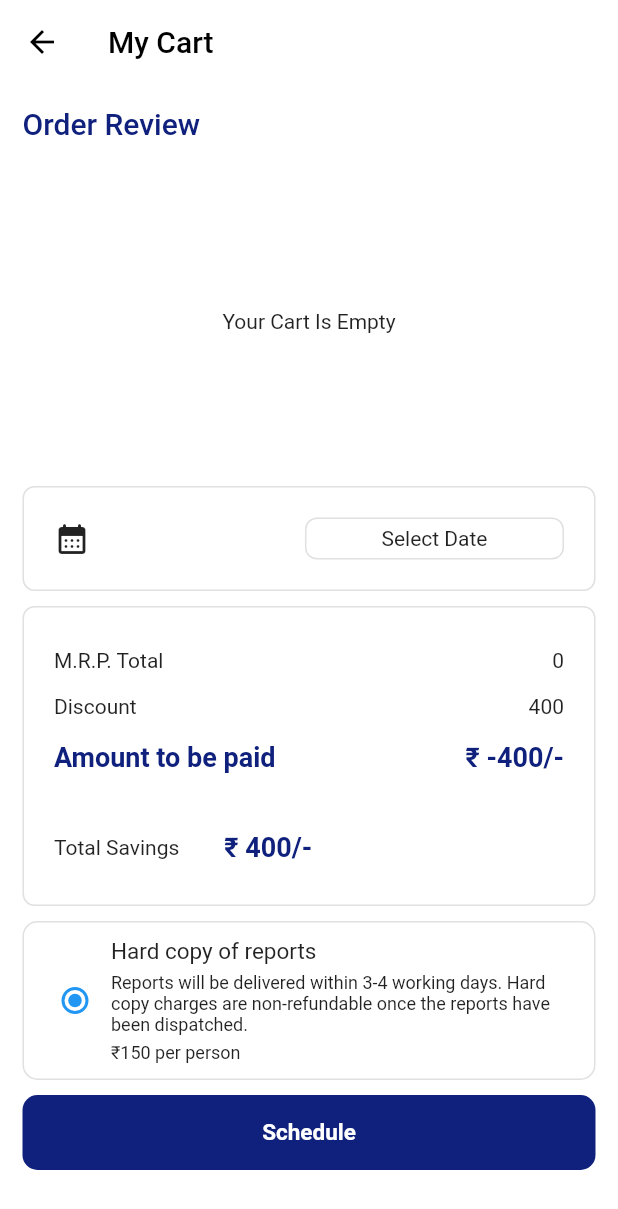
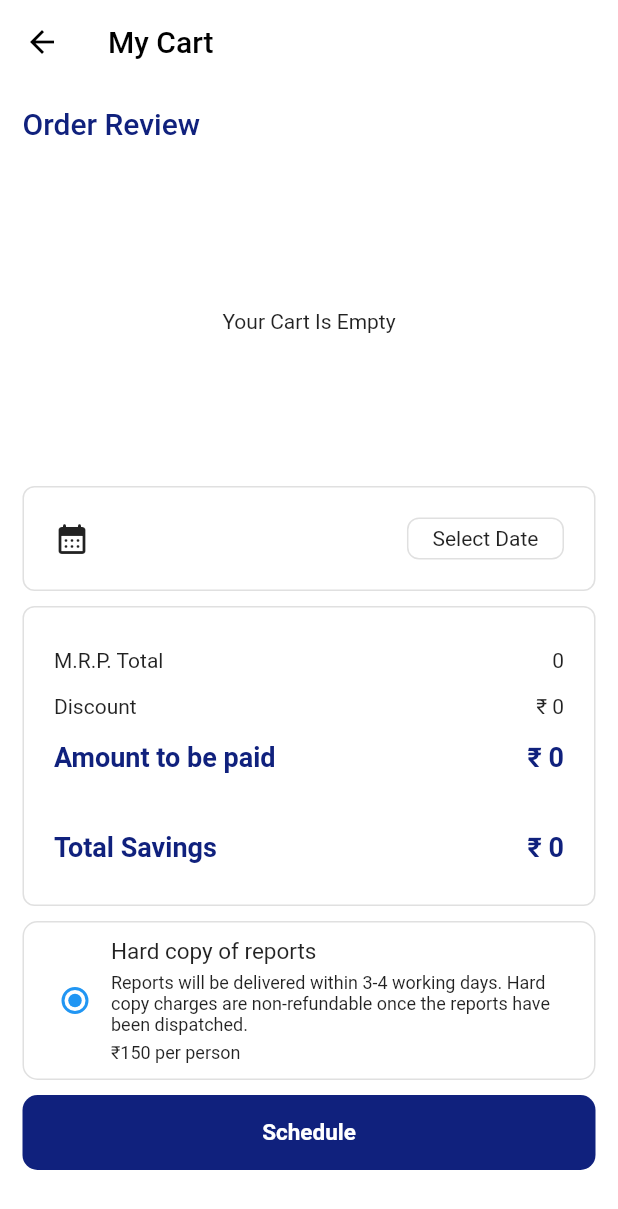
Before and after one commit to nishant-bhandigare/AlemenoInternship, a Flutter app: the screen it shows after launch, after a tap on the "shopping cart" icon, on a phone screen of 412 x 824 dp. Shown: the top 1209 px of the screen. Run offline on Flutter 3.47's test engine with Material 2 defaults, Android fonts, the phone set to English and light mode, and no system bars.

Commit message:
optimized code

```diff
--- a/lib/screens/home_screen.dart
+++ b/lib/screens/home_screen.dart
@@ -7,7 +7,7 @@ import 'package:alemeno/widgets/popular_package.dart';
 import 'package:flutter/material.dart';
 
 class HomeScreen extends StatefulWidget {
-  HomeScreen({super.key});
+  HomeScreen({Key? key}) : super(key: key);
 
   @override
   State<HomeScreen> createState() => _HomeScreenState();
@@ -15,6 +15,7 @@ class HomeScreen extends StatefulWidget {
 
 class _HomeScreenState extends State<HomeScreen> {
   List cartItems = [];
+
   void addToCart(Test item) {
     setState(() {
       cartItems.add(item);
@@ -26,12 +27,28 @@ class _HomeScreenState extends State<HomeScreen> {
   Widget build(BuildContext context) {
     return Scaffold(
       backgroundColor: Colors.white,
-      appBar: AppBar(
+      appBar: buildAppBar(),
+      body: SingleChildScrollView(
+        child: Column(
+          crossAxisAlignment: CrossAxisAlignment.start,
+          children: [
+            buildPopularTestsSection(),
+            buildPopularPackagesSection(),
+          ],
+        ),
+      ),
+    );
+  }
+
+  AppBar buildAppBar() {
+    return AppBar(
       backgroundColor: Colors.white,
       shadowColor: Colors.transparent,
       title: const Text(
         "Logo",
-          style: TextStyle(color: Colors.black,),
+        style: TextStyle(
+          color: Colors.black,
+        ),
         textAlign: TextAlign.center,
       ),
       actions: [
@@ -40,15 +57,18 @@ class _HomeScreenState extends State<HomeScreen> {
             Navigator.push(
               context,
               MaterialPageRoute(
-                    builder: (context) => MyCart(cartItems: cartItems)),
+                builder: (context) => MyCart(cartItems: cartItems),
+              ),
             );
           },
           icon: const Icon(Icons.shopping_cart, color: Colors.black),
         ),
       ],
-      ),
-      body: SingleChildScrollView(
-        child: Column(
+    );
+  }
+
+  Widget buildPopularTestsSection() {
+    return Column(
       crossAxisAlignment: CrossAxisAlignment.start,
       children: [
         Padding(
@@ -66,12 +86,24 @@ class _HomeScreenState extends State<HomeScreen> {
               ),
               TextButton(
                 onPressed: () {},
-                    child: const Text("View More", style: TextStyle(color: Color.fromRGBO(16, 33, 125, 1),decoration: TextDecoration.underline)),
-                  )
+                child: const Text(
+                  "View More",
+                  style: TextStyle(
+                    color: Color.fromRGBO(16, 33, 125, 1),
+                    decoration: TextDecoration.underline,
+                  ),
+                ),
+              ),
             ],
           ),
         ),
-            GridView(
+        buildPopularTestsGrid(),
+      ],
+    );
+  }
+
+  Widget buildPopularTestsGrid() {
+    return GridView(
       padding: const EdgeInsets.symmetric(vertical: 10, horizontal: 24),
       gridDelegate: const SliverGridDelegateWithFixedCrossAxisCount(
         crossAxisCount: 2,
@@ -81,14 +113,19 @@ class _HomeScreenState extends State<HomeScreen> {
       ),
       shrinkWrap: true,
       physics: const NeverScrollableScrollPhysics(),
-              children: [
-                for (final test in popularTests)
-                  GridItem(
+      children: popularTests.map((test) {
+        return GridItem(
           item: test,
           addToCart: addToCart,
-                  )
-              ],
-            ),
+        );
+      }).toList(),
+    );
+  }
+
+  Widget buildPopularPackagesSection() {
+    return Column(
+      crossAxisAlignment: CrossAxisAlignment.start,
+      children: [
         const Padding(
           padding: EdgeInsets.symmetric(vertical: 5, horizontal: 20),
           child: Text(
@@ -100,17 +137,22 @@ class _HomeScreenState extends State<HomeScreen> {
             ),
           ),
         ),
-            for (final package in popularPackages)
-              Center(
+        buildPopularPackages(),
+      ],
+    );
+  }
+
+  Widget buildPopularPackages() {
+    return Column(
+      children: popularPackages.map((package) {
+        return Center(
           child: PopularPackage(
             title: package.title,
             noTests: package.noTests,
             expense: package.expense,
           ),
-              ),
-          ],
-        ),
-      ),
+        );
+      }).toList(),
     );
   }
 }
--- a/lib/screens/my_cart.dart
+++ b/lib/screens/my_cart.dart
@@ -26,7 +26,7 @@ class _MyCartState extends State<MyCart> {
       updatedTotalExpense += test.newExpense;
     }
 
-    updatedTotalExpense -= discount;
+    // updatedTotalExpense -= discount;
 
     setState(() {
       totalExpense = updatedTotalExpense;
--- a/lib/widgets/cart_bill.dart
+++ b/lib/widgets/cart_bill.dart
@@ -19,37 +19,47 @@ class CartBill extends StatelessWidget {
       child: Column(
         mainAxisAlignment: MainAxisAlignment.spaceAround,
         children: [
-          Row(
-            mainAxisAlignment: MainAxisAlignment.spaceBetween,
-            children: [
-              const Text("M.R.P. Total"),
-              Text('${totalExpense + 400}'), // Corrected this line to convert totalExpense to a string
-            ],
-          ),
-          const Row(
-            mainAxisAlignment: MainAxisAlignment.spaceBetween,
-            children: [
-              Text("Discount"),
-              Text("400"),
-            ],
-          ),
-          Row(
-            mainAxisAlignment: MainAxisAlignment.spaceBetween,
-            children: [
-              const Text("Amount to be paid", style: TextStyle(fontWeight: FontWeight.bold, fontSize: 18, color: Color.fromRGBO(16, 33, 125, 1),)),
-              Text("₹ $totalExpense/-", style: const TextStyle(fontWeight: FontWeight.bold, fontSize: 18, color: Color.fromRGBO(16, 33, 125, 1),)),
-            ],
-          ),
-          const SizedBox(height: 10,),
-          const Row(
-            children: [
-              Text("Total Savings"),
-              SizedBox(width: 30),
-              Text("₹ 400/-", style: TextStyle(fontWeight: FontWeight.bold, fontSize: 18, color: Color.fromRGBO(16, 33, 125, 1),) ),
-            ],
-          ),
+          buildRow("M.R.P. Total", '${totalExpense}'),
+          buildRow("Discount", totalExpense == 0 ? "₹ 0" : "₹ 400/-"),
+          buildBoldRow("Amount to be paid", totalExpense == 0 ? "₹ 0" : "₹ ${totalExpense - 400}/-"),
+          const SizedBox(height: 10),
+          buildBoldRow("Total Savings", totalExpense == 0 ? "₹ 0" : "₹ 400/-"),
         ],
       ),
     );
   }
+
+  Widget buildRow(String label, String value) {
+    return Row(
+      mainAxisAlignment: MainAxisAlignment.spaceBetween,
+      children: [
+        Text(label),
+        Text(value),
+      ],
+    );
+  }
+
+  Widget buildBoldRow(String label, String value) {
+    return Row(
+      mainAxisAlignment: MainAxisAlignment.spaceBetween,
+      children: [
+        Text(
+          label,
+          style: const TextStyle(
+            fontWeight: FontWeight.bold,
+            fontSize: 18,
+            color: Color.fromRGBO(16, 33, 125, 1),
+          ),
+        ),
+        Text(
+          value,
+          style: const TextStyle(
+            fontWeight: FontWeight.bold,
+            fontSize: 18,
+            color: Color.fromRGBO(16, 33, 125, 1),
+          ),
+        ),
+      ],
+    );
+  }
 }
--- a/lib/widgets/date_picker.dart
+++ b/lib/widgets/date_picker.dart
@@ -1,74 +1,3 @@
-// import 'package:flutter/material.dart';
-// import 'package:intl/intl.dart';
-//
-// class DatePicker extends StatefulWidget {
-//   @override
-//   _DatePickerState createState() => _DatePickerState();
-// }
-//
-// class _DatePickerState extends State<DatePicker> {
-//   DateTime selectedDate = DateTime.now();
-//
-//   Future<void> _selectDate(BuildContext context) async {
-//     final DateTime? picked = await showDatePicker(
-//       context: context,
-//       initialDate: selectedDate,
-//       firstDate: DateTime(2000),
-//       lastDate: DateTime(2101),
-//       builder: (BuildContext context, Widget? child) {
-//         return Theme(
-//           data: ThemeData.light().copyWith(
-//             primaryColor: Colors.blue,
-//             hintColor: Colors.blue,
-//             colorScheme: const ColorScheme.light(primary: Colors.blue),
-//             buttonTheme: const ButtonThemeData(textTheme: ButtonTextTheme.primary),
-//           ),
-//           child: child!,
-//         );
-//       },
-//     );
-//
-//     if (picked != null && picked != selectedDate) {
-//       setState(() {
-//         selectedDate = picked;
-//       });
-//     }
-//   }
-//
-//   @override
-//   Widget build(BuildContext context) {
-//     return GestureDetector(
-//       onTap: () => _selectDate(context),
-//       child: Container(
-//         padding: const EdgeInsets.all(20),
-//         decoration: BoxDecoration(
-//           borderRadius: BorderRadius.circular(8),
-//           // color: Colors.blue,
-//           border: Border.all(width: 1, color: Colors.black54)
-//         ),
-//         child: Row(
-//           mainAxisAlignment: MainAxisAlignment.spaceBetween,
-//           children: [
-//             const Icon(
-//               Icons.calendar_month_rounded,
-//             ),
-//             Container(
-//               padding: const EdgeInsets.symmetric(vertical: 5, horizontal: 50),
-//               decoration: BoxDecoration(
-//                   borderRadius: BorderRadius.circular(8),
-//                   border: Border.all(width: 1, color: Colors.black54)
-//               ),
-//               child: Text(
-//                 DateFormat('MMMM dd, yyyy').format(selectedDate),
-//               ),
-//             ),
-//           ],
-//         ),
-//       ),
-//     );
-//   }
-// }
-
 import 'package:flutter/material.dart';
 import 'package:intl/intl.dart';
 
@@ -127,7 +56,7 @@ class _DatePickerState extends State<DatePicker> {
               Icons.calendar_month_rounded,
             ),
             Container(
-              padding: const EdgeInsets.symmetric(vertical: 5, horizontal: 50),
+              padding: const EdgeInsets.symmetric(vertical: 5, horizontal: 16),
               decoration: BoxDecoration(
                 borderRadius: BorderRadius.circular(8),
                 border: Border.all(width: 1, color: Colors.black12),
--- a/lib/widgets/grid_item.dart
+++ b/lib/widgets/grid_item.dart
@@ -3,10 +3,10 @@ import 'package:flutter/material.dart';
 
 class GridItem extends StatelessWidget {
   const GridItem({
-    super.key,
+    Key? key,
     required this.addToCart,
     required this.item,
-  });
+  }) : super(key: key);
 
   final Test item;
   final void Function(Test item) addToCart;
@@ -42,18 +42,24 @@ class GridItem extends StatelessWidget {
             ],
           ),
           const SizedBox(height: 5),
-          Text("Get reports in ${item.delay} hours",
-              style: const TextStyle(fontSize: 10)),
+          Text(
+            "Get reports in ${item.delay} hours",
+            style: const TextStyle(fontSize: 10),
+          ),
           Row(
             crossAxisAlignment: CrossAxisAlignment.end,
             children: [
-              Text("₹${item.newExpense}",
-                  style: const TextStyle(fontWeight: FontWeight.bold)),
+              Text(
+                "₹${item.newExpense}",
+                style: const TextStyle(fontWeight: FontWeight.bold),
+              ),
               const SizedBox(width: 10),
               Text(
                 "₹${item.oldExpense}",
                 style: const TextStyle(
-                    decoration: TextDecoration.lineThrough, fontSize: 10),
+                  decoration: TextDecoration.lineThrough,
+                  fontSize: 10,
+                ),
               ),
             ],
           ),
@@ -63,7 +69,7 @@ class GridItem extends StatelessWidget {
               addToCart(item);
             },
             style: ElevatedButton.styleFrom(
-              backgroundColor: Color.fromRGBO(16, 33, 125, 1),
+              primary: const Color.fromRGBO(16, 33, 125, 1),
               shape: RoundedRectangleBorder(
                 borderRadius: BorderRadius.circular(10.0),
               ),
@@ -77,7 +83,6 @@ class GridItem extends StatelessWidget {
           OutlinedButton(
             onPressed: () {},
             style: OutlinedButton.styleFrom(
-              foregroundColor: Colors.black45,
               side: const BorderSide(
                 color: Color.fromRGBO(16, 33, 125, 1),
                 width: 1.0,
@@ -89,7 +94,12 @@ class GridItem extends StatelessWidget {
             child: const SizedBox(
               width: double.infinity,
               height: 40,
-              child: Center(child: Text("View Details", style: TextStyle(color: Colors.black),)),
+              child: Center(
+                child: Text(
+                  "View Details",
+                  style: TextStyle(color: Colors.black),
+                ),
+              ),
             ),
           ),
         ],
--- a/lib/widgets/order_item.dart
+++ b/lib/widgets/order_item.dart
@@ -2,17 +2,16 @@ import 'package:alemeno/models/tests.dart';
 import 'package:flutter/material.dart';
 
 class OrderItem extends StatelessWidget {
-  const OrderItem({super.key, required this.item});
+  const OrderItem({Key? key, required this.item}) : super(key: key);
 
   final Test item;
+
   @override
   Widget build(BuildContext context) {
     return Container(
       width: double.infinity,
       height: 180,
-      margin: const EdgeInsets.symmetric(
-        vertical: 10,
-      ),
+      margin: const EdgeInsets.symmetric(vertical: 10),
       decoration: BoxDecoration(
         border: Border.all(
           width: 1,
@@ -36,59 +35,55 @@ class OrderItem extends StatelessWidget {
                   ),
                 ),
                 const Spacer(),
-                Text("₹${item.newExpense}/-",
+                Text(
+                  "₹${item.newExpense}/-",
                   style: const TextStyle(
                     fontSize: 20,
                     fontWeight: FontWeight.bold,
                     color: Color.fromRGBO(27, 169, 181, 1),
-                    )),
+                  ),
+                ),
               ],
             ),
             Row(
               children: [
                 const Spacer(),
-                Text("₹${item.oldExpense}",
+                Text(
+                  "₹${item.oldExpense}",
                   style: const TextStyle(
-                        decoration: TextDecoration.lineThrough, fontSize: 10)),
+                    decoration: TextDecoration.lineThrough,
+                    fontSize: 10,
+                  ),
+                ),
               ],
             ),
-            Container(
-              width: 100,
+            buildButtonRow(Icons.delete_outline_rounded, "Remove", 120),
+            const SizedBox(height: 5),
+            buildButtonRow(Icons.file_upload_outlined, "Upload Prescription (Optional)", 250),
+          ],
+        ),
+      ),
+    );
+  }
+
+  Widget buildButtonRow(IconData icon, String label, double w) {
+    return Container(
+      width: w,
       height: 40,
       decoration: BoxDecoration(
         color: Colors.white,
         border: Border.all(color: Color.fromRGBO(16, 33, 125, 1), width: 2),
         borderRadius: BorderRadius.circular(20),
       ),
-              child: const Row(
+      child: Row(
         mainAxisAlignment: MainAxisAlignment.spaceEvenly,
         children: [
-                  Icon(Icons.delete_outline_rounded),
-                  Text("Remove", style: TextStyle(color: Color.fromRGBO(16, 33, 125, 1),),),
-                ],
-              ),
-            ),
-            const SizedBox(
-              height: 5,
-            ),
-            Container(
-              width: 250,
-              height: 40,
-              decoration: BoxDecoration(
-                color: Colors.white,
-                border: Border.all(color: Color.fromRGBO(16, 33, 125, 1), width: 2),
-                borderRadius: BorderRadius.circular(20),
-              ),
-              child: const Row(
-                mainAxisAlignment: MainAxisAlignment.spaceEvenly,
-                children: [
-                  Icon(Icons.file_upload_outlined),
-                  Text("Upload Prescription (Optional)", style: TextStyle(color: Color.fromRGBO(16, 33, 125, 1),),),
-                ],
-              ),
+          Icon(icon, color: Color.fromRGBO(16, 33, 125, 1)),
+          Text(
+            label,
+            style: TextStyle(color: Color.fromRGBO(16, 33, 125, 1)),
           ),
         ],
-        ),
       ),
     );
   }
--- a/lib/widgets/popular_package.dart
+++ b/lib/widgets/popular_package.dart
@@ -1,23 +1,21 @@
 import 'package:flutter/material.dart';
 
 class PopularPackage extends StatelessWidget {
-  PopularPackage({
-    super.key,
+  const PopularPackage({
+    Key? key,
     required this.title,
     required this.noTests,
     required this.expense,
-  });
+  }) : super(key: key);
 
   final String title;
   final int noTests;
   final double expense;
 
-  final listTests = [];
-
   @override
   Widget build(BuildContext context) {
     return Container(
-      width: MediaQuery.of(context).size.width*0.8,
+      width: MediaQuery.of(context).size.width * 0.8,
       margin: const EdgeInsets.symmetric(vertical: 15, horizontal: 15),
       decoration: BoxDecoration(
         color: Colors.white,
@@ -33,11 +31,28 @@ class PopularPackage extends StatelessWidget {
           crossAxisAlignment: CrossAxisAlignment.start,
           mainAxisAlignment: MainAxisAlignment.spaceEvenly,
           children: [
-            Row(
+            buildIconAndLabelRow(),
+            const SizedBox(height: 10),
+            Text(
+              title,
+              style: const TextStyle(fontSize: 20, fontWeight: FontWeight.w500),
+            ),
+            const SizedBox(height: 10),
+            buildTestsList(),
+            const SizedBox(height: 10),
+            buildPriceRow(),
+          ],
+        ),
+      ),
+    );
+  }
+
+  Widget buildIconAndLabelRow() {
+    return Row(
       mainAxisAlignment: MainAxisAlignment.spaceBetween,
       crossAxisAlignment: CrossAxisAlignment.start,
       children: [
-                const Icon(Icons.health_and_safety_outlined,size: 70,),
+        const Icon(Icons.health_and_safety_outlined, size: 70),
         Container(
           width: 70,
           height: 30,
@@ -48,22 +63,36 @@ class PopularPackage extends StatelessWidget {
           child: const Center(
             child: Text("Safe"),
           ),
-                )
+        ),
       ],
+    );
+  }
+
+  Widget buildTestsList() {
+    return Column(
+      crossAxisAlignment: CrossAxisAlignment.start,
+      children: [
+        Text("Includes $noTests tests", style: const TextStyle(color: Colors.grey)),
+        const Text("\u2022 Blood Glucose Fasting", style: TextStyle(color: Colors.grey)),
+        const Text("\u2022 Liver Function Test", style: TextStyle(color: Colors.grey)),
+        InkWell(
+          child: const Text("View More", style: TextStyle(color: Colors.grey, decoration: TextDecoration.underline)),
+          onTap: () {},
         ),
-            const SizedBox(height: 10),
-            Text(title,style: const TextStyle(fontSize: 20,fontWeight: FontWeight.w500)),
-            const SizedBox(height: 10),
-            Text("Includes $noTests tests", style: const TextStyle(color: Colors.grey)),
-            const Text("\u2022 Blood Glucose Fasting",style: TextStyle(color: Colors.grey)),
-            const Text("\u2022 Liver Function Test",style: TextStyle(color: Colors.grey)),
-            InkWell(child: const Text("View More",style: TextStyle(color: Colors.grey, decoration: TextDecoration.underline)), onTap: (){}),
-            const SizedBox(height: 10),
-            Row(
+      ],
+    );
+  }
+
+  Widget buildPriceRow() {
+    return Row(
       mainAxisAlignment: MainAxisAlignment.spaceBetween,
       children: [
-                Text("\u20B9 $expense/-", style: const TextStyle(fontSize: 20, fontWeight: FontWeight.bold, color: Color.fromRGBO(27, 169, 181, 1),)),
+        Text(
+          "\u20B9 $expense/-",
+          style: const TextStyle(fontSize: 20, fontWeight: FontWeight.bold, color: Color.fromRGBO(27, 169, 181, 1)),
+        ),
         InkWell(
+          onTap: () {},
           child: Container(
             width: 130,
             height: 40,
@@ -77,13 +106,8 @@ class PopularPackage extends StatelessWidget {
             ),
             child: const Center(child: Text("Add to cart")),
           ),
-                  onTap: (){},
         ),
       ],
-            ),
-          ],
-        ),
-      ),
     );
   }
 }
--- a/lib/widgets/report_delivery_option.dart
+++ b/lib/widgets/report_delivery_option.dart
@@ -11,20 +11,28 @@ class _ReportDeliveryWidgetState extends State<ReportDeliveryWidget> {
   @override
   Widget build(BuildContext context) {
     return InkWell(
-      onTap: () {
-        setState(() {
-          isHardCopySelected = !isHardCopySelected;
-        });
-      },
+      onTap: toggleHardCopySelection,
       child: Container(
         padding: const EdgeInsets.all(10),
         decoration: BoxDecoration(
           border: Border.all(color: Colors.black12, width: 1),
-            borderRadius: BorderRadius.circular(10)),
+          borderRadius: BorderRadius.circular(10),
+        ),
         child: Row(
           mainAxisAlignment: MainAxisAlignment.start,
           children: [
-            Radio(
+            buildRadio(),
+            Expanded(
+              child: buildReportDetails(),
+            ),
+          ],
+        ),
+      ),
+    );
+  }
+
+  Widget buildRadio() {
+    return Radio(
       value: isHardCopySelected,
       groupValue: isHardCopySelected,
       onChanged: (value) {
@@ -32,9 +40,11 @@ class _ReportDeliveryWidgetState extends State<ReportDeliveryWidget> {
           isHardCopySelected = value as bool;
         });
       },
-            ),
-            const Expanded(
-              child: Column(
+    );
+  }
+
+  Widget buildReportDetails() {
+    return const Column(
       crossAxisAlignment: CrossAxisAlignment.start,
       children: [
         Text("Hard copy of reports", style: TextStyle(fontSize: 15)),
@@ -49,11 +59,12 @@ class _ReportDeliveryWidgetState extends State<ReportDeliveryWidget> {
           style: TextStyle(fontSize: 12),
         ),
       ],
-              ),
-            ),
-          ],
-        ),
-      ),
     );
   }
+
+  void toggleHardCopySelection() {
+    setState(() {
+      isHardCopySelected = !isHardCopySelected;
+    });
   }
+}
--- a/lib/widgets/schedule_button.dart
+++ b/lib/widgets/schedule_button.dart
@@ -1,23 +1,28 @@
 import 'package:flutter/material.dart';
 
-class ScheduleButton extends StatelessWidget{
-  const ScheduleButton({super.key});
+class ScheduleButton extends StatelessWidget {
+  const ScheduleButton({Key? key}) : super(key: key);
 
   @override
   Widget build(BuildContext context) {
     return InkWell(
+      onTap: () {
+        // Add your onTap functionality here
+      },
       child: Container(
         height: 50,
-        margin: EdgeInsets.symmetric(vertical: 10,),
+        margin: const EdgeInsets.symmetric(vertical: 10),
         decoration: BoxDecoration(
-          color: Color.fromRGBO(16, 33, 125, 1),
+          color: const Color.fromRGBO(16, 33, 125, 1),
           borderRadius: BorderRadius.circular(10),
         ),
         child: Center(
-          child: Text("Schedule", style: TextStyle(color: Colors.white, fontWeight: FontWeight.w600, fontSize: 15)),
+          child: const Text(
+            "Schedule",
+            style: TextStyle(color: Colors.white, fontWeight: FontWeight.w600, fontSize: 15),
+          ),
         ),
       ),
     );
   }
-
 }
```
Also changed, not shown: 8 other files. Lines whose indentation alone changed are shown as unchanged.
